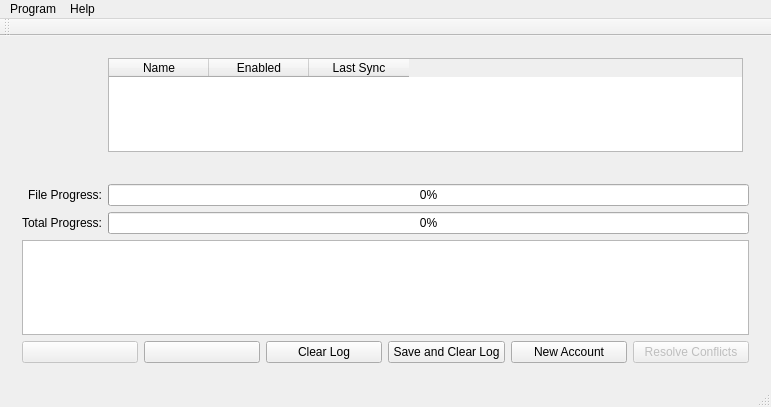
Qt form owncloud_sync_qt/SyncWindow.ui (nextcloud/desktop) before a commit.
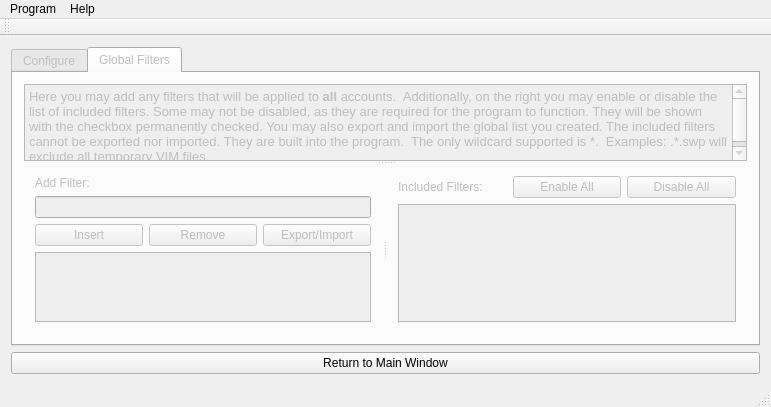
The same form after that commit. The open tabs and pages were chosen to show the change. Icons and pictures are not drawn.

Commit message:
Implemented a global included list. This list are common temporary and lock files that should be ignored. The user can enable and disable them if they so wish.
Additionally, set the ground for a later inclusion of a global list,
which the user enters and applies to all accounts.

Patch:
```diff
--- a/owncloud_sync_qt/SyncWindow.ui
+++ b/owncloud_sync_qt/SyncWindow.ui
@@ -14,14 +14,14 @@
    <string>SyncWindow</string>
   </property>
   <widget class="QWidget" name="centralWidget">
-   <layout class="QGridLayout" name="gridLayout">
-    <item row="1" column="0">
+   <layout class="QGridLayout" name="gridLayout_8">
+    <item row="1" column="1">
      <widget class="QStackedWidget" name="stackedWidget">
       <property name="lineWidth">
        <number>0</number>
       </property>
       <property name="currentIndex">
-       <number>0</number>
+       <number>3</number>
       </property>
       <widget class="QWidget" name="page">
        <layout class="QGridLayout" name="gridLayout_2">
@@ -619,6 +619,252 @@
         </item>
        </layout>
       </widget>
+      <widget class="QWidget" name="page_4">
+       <layout class="QGridLayout" name="gridLayout">
+        <property name="margin">
+         <number>0</number>
+        </property>
+        <item row="1" column="0">
+         <widget class="QPushButton" name="buttonReturn">
+          <property name="text">
+           <string>Return to Main Window</string>
+          </property>
+          <property name="autoDefault">
+           <bool>false</bool>
+          </property>
+          <property name="default">
+           <bool>false</bool>
+          </property>
+          <property name="flat">
+           <bool>false</bool>
+          </property>
+         </widget>
+        </item>
+        <item row="0" column="0">
+         <widget class="QTabWidget" name="tabConfigurations">
+          <property name="enabled">
+           <bool>false</bool>
+          </property>
+          <property name="maximumSize">
+           <size>
+            <width>16777215</width>
+            <height>16777215</height>
+           </size>
+          </property>
+          <property name="currentIndex">
+           <number>0</number>
+          </property>
+          <widget class="QWidget" name="tabConfigure">
+           <property name="enabled">
+            <bool>false</bool>
+           </property>
+           <attribute name="title">
+            <string>Configure</string>
+           </attribute>
+           <layout class="QGridLayout" name="gridLayout_11">
+            <item row="0" column="1">
+             <widget class="QLineEdit" name="lineEdit"/>
+            </item>
+            <item row="0" column="0">
+             <widget class="QLabel" name="label_15">
+              <property name="text">
+               <string>Save database every</string>
+              </property>
+             </widget>
+            </item>
+            <item row="0" column="2">
+             <widget class="QLabel" name="label_16">
+              <property name="text">
+               <string>seconds.</string>
+              </property>
+             </widget>
+            </item>
+            <item row="1" column="0">
+             <widget class="QLabel" name="label_17">
+              <property name="text">
+               <string>Save and clear log every</string>
+              </property>
+             </widget>
+            </item>
+            <item row="1" column="1">
+             <widget class="QLineEdit" name="lineEdit_2"/>
+            </item>
+            <item row="1" column="2">
+             <widget class="QLabel" name="label_18">
+              <property name="text">
+               <string>syncs.</string>
+              </property>
+             </widget>
+            </item>
+           </layout>
+          </widget>
+          <widget class="QWidget" name="tabGlobalFilters">
+           <attribute name="title">
+            <string>Global Filters</string>
+           </attribute>
+           <layout class="QGridLayout" name="gridLayout_10">
+            <item row="0" column="1">
+             <widget class="QSplitter" name="splitter_3">
+              <property name="orientation">
+               <enum>Qt::Vertical</enum>
+              </property>
+              <widget class="QTextBrowser" name="textBrowser_4">
+               <property name="html">
+                <string>&lt;!DOCTYPE HTML PUBLIC &quot;-//W3C//DTD HTML 4.0//EN&quot; &quot;http://www.w3.org/TR/REC-html40/strict.dtd&quot;&gt;
+&lt;html&gt;&lt;head&gt;&lt;meta name=&quot;qrichtext&quot; content=&quot;1&quot; /&gt;&lt;style type=&quot;text/css&quot;&gt;
+p, li { white-space: pre-wrap; }
+&lt;/style&gt;&lt;/head&gt;&lt;body style=&quot; font-family:'Sans Serif'; font-size:10pt; font-weight:400; font-style:normal;&quot;&gt;
+&lt;p style=&quot; margin-top:0px; margin-bottom:0px; margin-left:0px; margin-right:0px; -qt-block-indent:0; text-indent:0px;&quot;&gt;Here you may add any filters that will be applied to &lt;span style=&quot; font-weight:600;&quot;&gt;all&lt;/span&gt; accounts.  Additionally, on the right you may enable or disable the list of included filters. Some may not be disabled, as they are required for the program to function. They will be shown with the checkbox permanently checked. You may also export and import the global list you created. The included filters cannot be exported nor imported. They are built into the program.  The only wildcard supported is *.  Examples: .*.swp will exclude all temporary VIM files.&lt;/p&gt;&lt;/body&gt;&lt;/html&gt;</string>
+               </property>
+              </widget>
+              <widget class="QFrame" name="frame_8">
+               <property name="frameShape">
+                <enum>QFrame::NoFrame</enum>
+               </property>
+               <property name="frameShadow">
+                <enum>QFrame::Raised</enum>
+               </property>
+               <property name="lineWidth">
+                <number>0</number>
+               </property>
+               <layout class="QHBoxLayout" name="horizontalLayout_6">
+                <property name="margin">
+                 <number>0</number>
+                </property>
+                <item>
+                 <widget class="QSplitter" name="splitter_2">
+                  <property name="orientation">
+                   <enum>Qt::Horizontal</enum>
+                  </property>
+                  <property name="handleWidth">
+                   <number>5</number>
+                  </property>
+                  <widget class="QFrame" name="frameFilter_2">
+                   <property name="enabled">
+                    <bool>false</bool>
+                   </property>
+                   <property name="sizePolicy">
+                    <sizepolicy hsizetype="Preferred" vsizetype="Preferred">
+                     <horstretch>0</horstretch>
+                     <verstretch>0</verstretch>
+                    </sizepolicy>
+                   </property>
+                   <property name="minimumSize">
+                    <size>
+                     <width>0</width>
+                     <height>0</height>
+                    </size>
+                   </property>
+                   <property name="maximumSize">
+                    <size>
+                     <width>16777215</width>
+                     <height>16777215</height>
+                    </size>
+                   </property>
+                   <property name="frameShape">
+                    <enum>QFrame::NoFrame</enum>
+                   </property>
+                   <property name="frameShadow">
+                    <enum>QFrame::Plain</enum>
+                   </property>
+                   <property name="lineWidth">
+                    <number>0</number>
+                   </property>
+                   <layout class="QGridLayout" name="gridLayout_7">
+                    <item row="2" column="0">
+                     <widget class="QPushButton" name="buttonGlobalFilterInsert">
+                      <property name="enabled">
+                       <bool>false</bool>
+                      </property>
+                      <property name="text">
+                       <string>Insert</string>
+                      </property>
+                     </widget>
+                    </item>
+                    <item row="2" column="1">
+                     <widget class="QPushButton" name="buttonGlobalFilterRemove">
+                      <property name="enabled">
+                       <bool>false</bool>
+                      </property>
+                      <property name="text">
+                       <string>Remove</string>
+                      </property>
+                     </widget>
+                    </item>
+                    <item row="2" column="2">
+                     <widget class="QPushButton" name="pushButton_3">
+                      <property name="enabled">
+                       <bool>false</bool>
+                      </property>
+                      <property name="text">
+                       <string>Export/Import</string>
+                      </property>
+                     </widget>
+                    </item>
+                    <item row="3" column="0" colspan="3">
+                     <widget class="QListView" name="listGlobalFilterView"/>
+                    </item>
+                    <item row="1" column="0" colspan="3">
+                     <widget class="QLineEdit" name="lineGlobalFilter"/>
+                    </item>
+                    <item row="0" column="0" colspan="3">
+                     <widget class="QLabel" name="label_14">
+                      <property name="text">
+                       <string>Add Filter:</string>
+                      </property>
+                     </widget>
+                    </item>
+                   </layout>
+                  </widget>
+                  <widget class="QFrame" name="frame_7">
+                   <property name="frameShape">
+                    <enum>QFrame::NoFrame</enum>
+                   </property>
+                   <property name="frameShadow">
+                    <enum>QFrame::Raised</enum>
+                   </property>
+                   <property name="lineWidth">
+                    <number>0</number>
+                   </property>
+                   <layout class="QGridLayout" name="gridLayout_9">
+                    <item row="1" column="0" colspan="3">
+                     <widget class="QListWidget" name="listIncludedFilterView"/>
+                    </item>
+                    <item row="0" column="2">
+                     <widget class="QPushButton" name="buttonDisableAllIncludedFilters">
+                      <property name="text">
+                       <string>Disable All</string>
+                      </property>
+                     </widget>
+                    </item>
+                    <item row="0" column="1">
+                     <widget class="QPushButton" name="buttonEnableAllIncludedFilters">
+                      <property name="text">
+                       <string>Enable All</string>
+                      </property>
+                     </widget>
+                    </item>
+                    <item row="0" column="0">
+                     <widget class="QLabel" name="label_4">
+                      <property name="text">
+                       <string>Included Filters:</string>
+                      </property>
+                     </widget>
+                    </item>
+                   </layout>
+                  </widget>
+                 </widget>
+                </item>
+               </layout>
+              </widget>
+             </widget>
+            </item>
+           </layout>
+          </widget>
+         </widget>
+        </item>
+       </layout>
+      </widget>
      </widget>
     </item>
    </layout>
```
Left out of the diff: 13 changed lines with no effect on the pictures. The commit also changes 4 other files.
